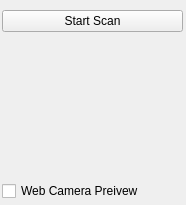
Before: the Qt Designer form scanDialog.ui in cardy757/edit_3dscan, drawn with Qt 5.
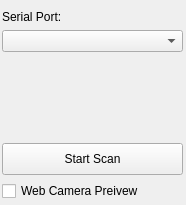
After: the same form once the commit is applied.

Commit message: implement serial with QSerialPort

What changed in the file:
```diff
--- a/scanDialog.ui
+++ b/scanDialog.ui
@@ -24,12 +24,15 @@
    </property>
    <layout class="QVBoxLayout" name="verticalLayout">
     <item>
-     <widget class="QPushButton" name="procScan">
+     <widget class="QLabel" name="label">
       <property name="text">
-       <string>Start Scan</string>
+       <string>Serial Port:</string>
       </property>
      </widget>
     </item>
+    <item>
+     <widget class="QComboBox" name="serialPortInfoListBox"/>
+    </item>
     <item>
      <spacer name="verticalSpacer">
       <property name="orientation">
@@ -43,6 +46,31 @@
       </property>
      </spacer>
     </item>
+    <item>
+     <widget class="QPushButton" name="procScan">
+      <property name="sizePolicy">
+       <sizepolicy hsizetype="Preferred" vsizetype="Preferred">
+        <horstretch>0</horstretch>
+        <verstretch>0</verstretch>
+       </sizepolicy>
+      </property>
+      <property name="minimumSize">
+       <size>
+        <width>32</width>
+        <height>32</height>
+       </size>
+      </property>
+      <property name="text">
+       <string>Start Scan</string>
+      </property>
+      <property name="iconSize">
+       <size>
+        <width>16</width>
+        <height>16</height>
+       </size>
+      </property>
+     </widget>
+    </item>
     <item>
      <widget class="QCheckBox" name="webCam">
       <property name="text">
```
The commit also changes 6 other files.
